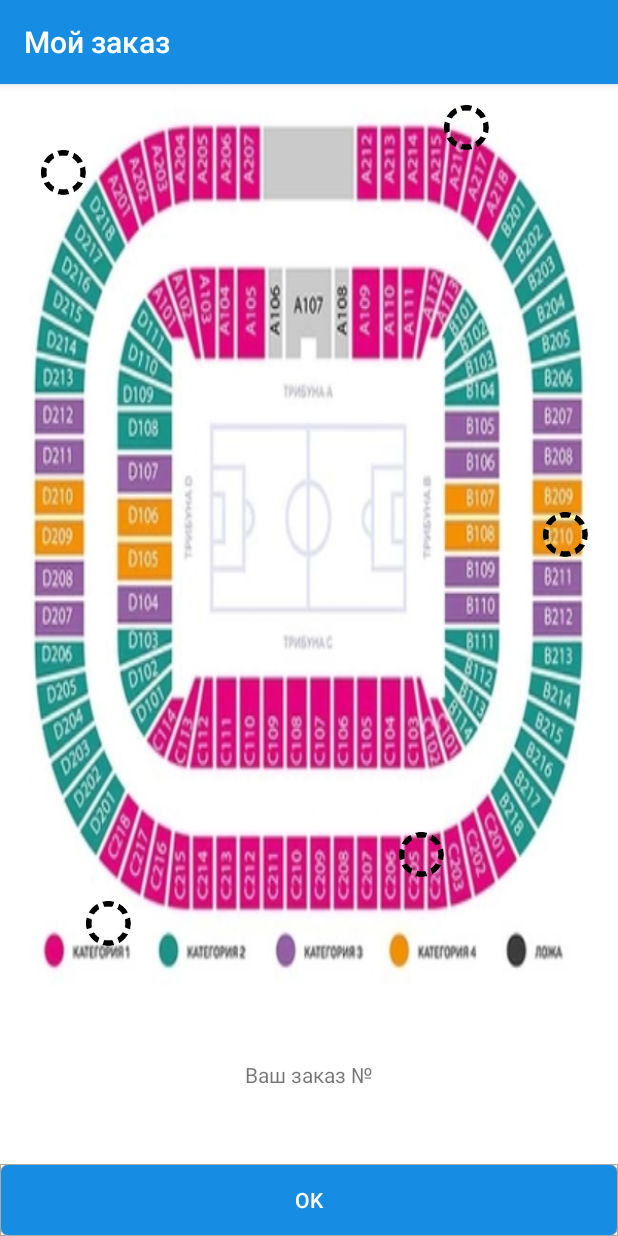
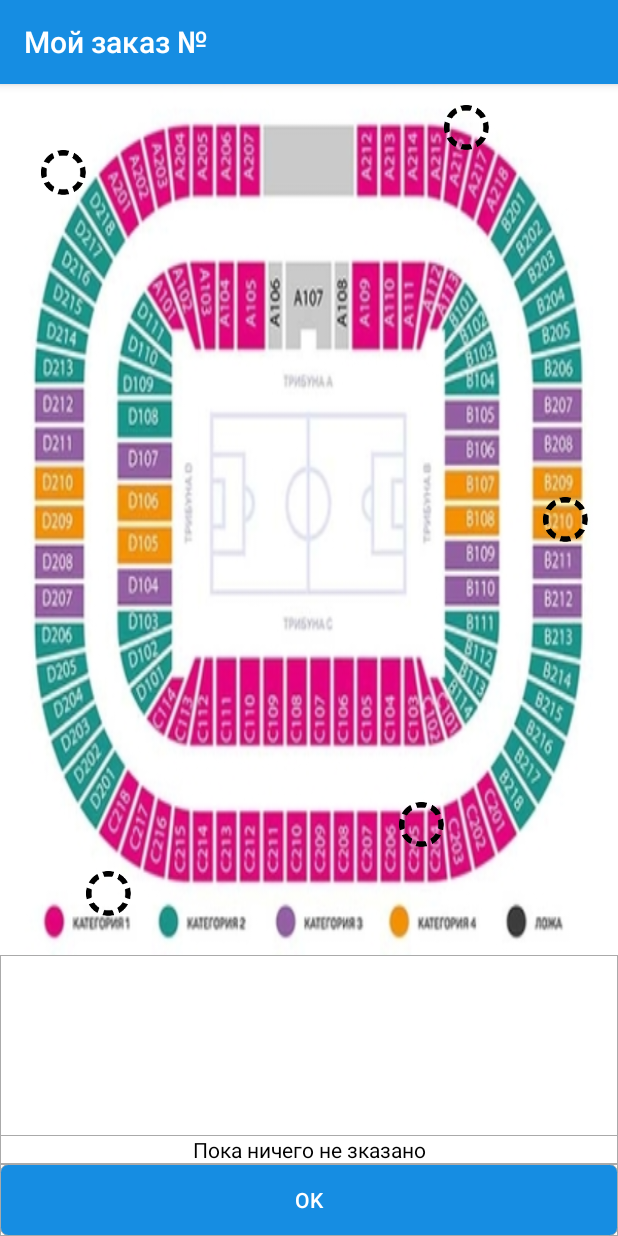
Before and after one commit to MikhailMe/serivce-app, an Android app: the MyOrderActivity screen opened directly, with no data from a screen before it, on a phone screen of 412 x 824 dp. Run offline under Robolectric (Android 15) with nearby library versions, the phone set to English and light mode, and no system bars.

Commit message:
full order added to MyOrder menu + bugs fixes

```diff
--- a/ClientOfApp/app/src/main/AndroidManifest.xml
+++ b/ClientOfApp/app/src/main/AndroidManifest.xml
@@ -2,6 +2,8 @@
 <manifest package="mishas.clientofapp"
           xmlns:android="http://schemas.android.com/apk/res/android">
 
+    <uses-permission android:name="android.permission.WRITE_EXTERNAL_STORAGE" />
+    <uses-permission android:name="android.permission.READ_EXTERNAL_STORAGE" />
     <uses-permission android:name="android.permission.INTERNET"/>
     <uses-permission android:name="android.permission.ACCESS_NETWORK_STATE"/>
     <uses-permission android:name="android.permission.ACCESS_WIFI_STATE"/>
--- a/ClientOfApp/app/src/main/java/mishas/clientofapp/activities/BagActivity.java
+++ b/ClientOfApp/app/src/main/java/mishas/clientofapp/activities/BagActivity.java
@@ -4,11 +4,16 @@ import android.content.Intent;
 import android.graphics.Color;
 import android.graphics.drawable.ColorDrawable;
 import android.os.Bundle;
+import android.os.Environment;
 import android.support.v7.app.AppCompatActivity;
 import android.view.View;
 import android.view.View.OnClickListener;
 import android.widget.LinearLayout;
 import android.widget.TextView;
+
+import java.io.File;
+import java.io.FileWriter;
+import java.io.IOException;
 
 import mishas.clientofapp.R;
 import mishas.clientofapp.logic.Administrator;
@@ -37,6 +42,19 @@ public class BagActivity extends AppCompatActivity {
         if ("Ваша корзина пуста! :(".equals(print))
             timeToPay.setEnabled(false);
         text.setText(print);
+        try {
+            File root = new File(Environment.getExternalStorageDirectory(), "Order");
+            if (!root.exists()) {
+                root.mkdirs();
+            }
+            File gpxfile = new File(root, "currentOrder.txt");
+            FileWriter writer = new FileWriter(gpxfile);
+            writer.append(print);
+            writer.flush();
+            writer.close();
+        } catch (IOException e) {
+            e.printStackTrace();
+        }
         timeToPay.setOnClickListener(new OnClickListener() {
             @Override
             public void onClick(View v) {
--- a/ClientOfApp/app/src/main/java/mishas/clientofapp/activities/MyOrderActivity.java
+++ b/ClientOfApp/app/src/main/java/mishas/clientofapp/activities/MyOrderActivity.java
@@ -4,10 +4,22 @@ import android.content.Intent;
 import android.graphics.Color;
 import android.graphics.drawable.ColorDrawable;
 import android.os.Bundle;
+import android.os.Environment;
 import android.support.v7.app.AppCompatActivity;
 import android.view.View;
+import android.widget.ArrayAdapter;
 import android.widget.Button;
+import android.widget.ListView;
 import android.widget.TextView;
+
+import org.w3c.dom.Text;
+
+import java.io.BufferedReader;
+import java.io.File;
+import java.io.FileReader;
+import java.io.IOException;
+import java.lang.reflect.Array;
+import java.util.ArrayList;
 
 import mishas.clientofapp.R;
 
@@ -36,11 +48,37 @@ public class MyOrderActivity extends AppCompatActivity {
         this.setTitle("Мой заказ");
         init();
         final int lastPush = getIntent().getIntExtra("numberOfClick", 10);
-        TextView tv = (TextView) findViewById(R.id.orderId);
+        TextView tv = (TextView) findViewById(R.id.summary);
         currentId = getIntent().getStringExtra("id");
         if (currentId == null) currentId = "";
-        tv.setText("Ваш заказ №" + currentId);
+        this.setTitle("Мой заказ №" + currentId);
+
+       // tv.setText("Ваш заказ №" + currentId);
         if (lastPush != 10) buttons[lastPush].setBackgroundResource(R.drawable.check);
+        ListView currentOrder = (ListView) findViewById(R.id.currentOrder);
+
+        File sdcard = Environment.getExternalStorageDirectory();
+        File file = new File(sdcard,"Order/currentOrder.txt");
+        ArrayList<String> text = new ArrayList<>();
+        try {
+            BufferedReader br = new BufferedReader(new FileReader(file));
+            String line;
+
+            while ((line = br.readLine()) != null) {
+                if(!line.contains("Сумма") & !line.contains("-"))
+                    text.add(line);
+                else if (line.contains("Сумма") & lastPush != 10) tv.setText(line);
+            }
+            br.close();
+        }
+        catch (IOException e) {
+            e.printStackTrace();
+        }
+        if (lastPush != 10) {
+            ArrayAdapter<String> adapter = new ArrayAdapter<String>(this, android.R.layout.simple_list_item_1, text);
+            currentOrder.setAdapter(adapter);
+            adapter.notifyDataSetChanged();
+        }
         okey.setOnClickListener(new View.OnClickListener() {
             @Override
             public void onClick(View v) {
--- a/ClientOfApp/app/src/main/res/layout/activity_my_order.xml
+++ b/ClientOfApp/app/src/main/res/layout/activity_my_order.xml
@@ -11,12 +11,12 @@
         android:layout_width="match_parent"
         android:layout_height="match_parent"
         android:layout_weight="1"
-        android:orientation="vertical">
+        android:orientation="vertical"
+        android:background="@drawable/button_back">
 
         <RelativeLayout
             android:layout_width="match_parent"
             android:layout_height="match_parent"
-
             android:background="@drawable/zenit">
 
             <Button
@@ -98,25 +98,27 @@
     <LinearLayout
         android:layout_width="match_parent"
         android:layout_height="wrap_content"
-        android:orientation="vertical">
+        android:orientation="vertical"
+        android:background="@drawable/button_back">
 
-        <Space
+        <ListView
             android:layout_width="match_parent"
-            android:layout_height="50dp"
-            android:layout_weight="1" />
-
+            android:layout_height="120dp"
+            android:id="@+id/currentOrder"
+            android:layout_weight="1"
+            android:textColor="@android:color/darker_gray"
+            android:gravity="top|center_horizontal"/>
         <TextView
             android:layout_width="match_parent"
-            android:layout_height="match_parent"
-            android:gravity="center"
-            android:id="@+id/orderId"
-            android:layout_weight="1"
-            android:text="Пока ничего не заказано" />
+            android:layout_height="wrap_content"
+            android:background="@drawable/button_back"
+            android:id="@+id/summary"
+            android:text="Пока ничего не зказано"
+            android:textColor="@android:color/black"
+            android:gravity="center"/>
 
-        <Space
-            android:layout_width="match_parent"
-            android:layout_height="50dp"
-            android:layout_weight="1"/>
+
+
     </LinearLayout>
 
     <LinearLayout
```
